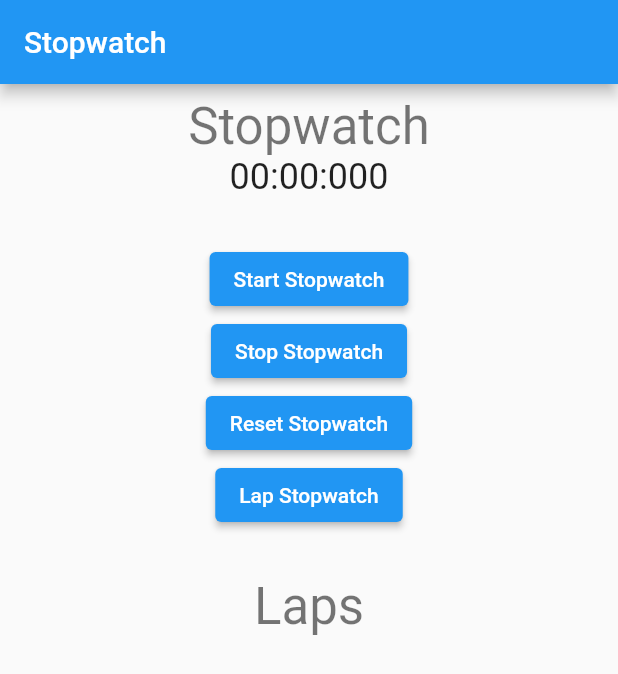
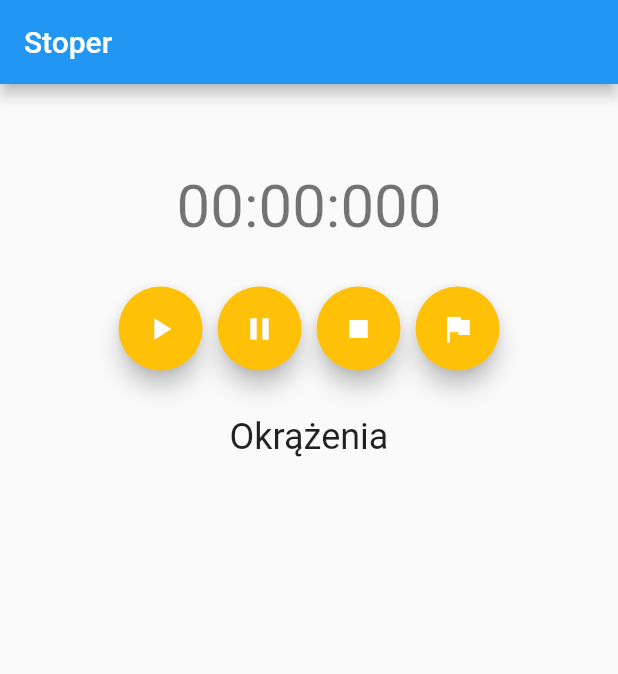
Before and after one commit to jcharewicz/flutter_apka, a Flutter app: the screen it shows after launch, on a phone screen of 412 x 824 dp. Shown: the top 674 px of the screen. Run offline on Flutter 3.47's test engine with Material 2 defaults, Android fonts, the phone set to English and light mode, and no system bars.

Commit message:
dodanie orientacji tylko pionowej, poprawa interfejsu użytkownika

```diff
--- a/lib/main.dart
+++ b/lib/main.dart
@@ -1,10 +1,11 @@
 import 'dart:async';
 import 'package:flutter/material.dart';
-import 'package:flutter/services.dart'; // import services
+import 'package:flutter/services.dart'; // serwisy
+
 
 void main() {
   WidgetsFlutterBinding.ensureInitialized();
-  SystemChrome.setPreferredOrientations([DeviceOrientation.portraitUp]) // Set portrait orientation
+  SystemChrome.setPreferredOrientations([DeviceOrientation.portraitUp]) // Orientacja
       .then((_) {
     runApp(MyApp());
   });
@@ -14,6 +15,10 @@ class MyApp extends StatelessWidget {
   @override
   Widget build(BuildContext context) {
     return MaterialApp(
+theme: ThemeData(
+  primarySwatch: Colors.blue,
+  colorScheme: ThemeData().colorScheme.copyWith(secondary: Colors.amber),
+),
       home: StopwatchPage(),
     );
   }
@@ -85,50 +90,62 @@ class _StopwatchPageState extends State<StopwatchPage> {
   Widget build(BuildContext context) {
     return Scaffold(
       appBar: AppBar(
-        title: const Text('Stopwatch'),
+        title: const Text('Stoper'),
       ),
       body: Padding(
         padding: const EdgeInsets.all(8.0),
         child: Column(
           mainAxisAlignment: MainAxisAlignment.center,
           children: <Widget>[
-            Text(
-              'Stopwatch',
-              style: Theme.of(context).textTheme.headlineMedium,
+            // Text(
+            //   '',
+            //   style: Theme.of(context).textTheme.headlineSmall,
+            // ),
+            SizedBox(
+              height: 50, // Przerwa
             ),
             Text(
               formatDuration(_durationStopwatch),
-              style: Theme.of(context).textTheme.headlineSmall,
+              style: Theme.of(context).textTheme.headlineLarge,
             ),
             const SizedBox(height: 30),
-            ElevatedButton(
+            Row(
+              mainAxisAlignment: MainAxisAlignment.center,
+              children: [
+                FloatingActionButton(
                   onPressed: _startStopwatch,
-              child: const Text('Start Stopwatch'),
+                  child: Icon(Icons.play_arrow),
                 ),
-            ElevatedButton(
+                SizedBox(width: 10),
+                FloatingActionButton(
                   onPressed: _stopStopwatch,
-              child: const Text('Stop Stopwatch'),
+                  child: Icon(Icons.pause),
                 ),
-            ElevatedButton(
+                SizedBox(width: 10),
+                FloatingActionButton(
                   onPressed: _resetStopwatch,
-              child: const Text('Reset Stopwatch'),
+                  child: Icon(Icons.stop),
                 ),
-            ElevatedButton(
+                SizedBox(width: 10),
+                FloatingActionButton(
                   onPressed: _lapStopwatch,
-              child: const Text('Lap Stopwatch'),
+                  child: Icon(Icons.flag),
+                ),
+              ],
             ),
             const SizedBox(height: 30),
             Text(
-              'Laps',
-              style: Theme.of(context).textTheme.headlineMedium,
+              'Okrążenia',
+              style: Theme.of(context).textTheme.headlineSmall,
             ),
             Expanded(
               child: ListView.builder(
                 itemCount: _laps.length,
                 itemBuilder: (context, index) {
-                  return ListTile(
+                  return Card(
+                    child: ListTile(
                       title: Text(
-                      'Lap ${index + 1}: ${formatDuration(_laps[index])}',
+                        'Okrążenie ${index + 1}: ${formatDuration(_laps[index])}',
                         style: Theme.of(context).textTheme.titleLarge,
                       ),
                       trailing: Row(
@@ -144,6 +161,7 @@ class _StopwatchPageState extends State<StopwatchPage> {
                           ),
                         ],
                       ),
+                    ),
                   );
                 },
               ),
```
Lines whose indentation alone changed are shown as unchanged.
